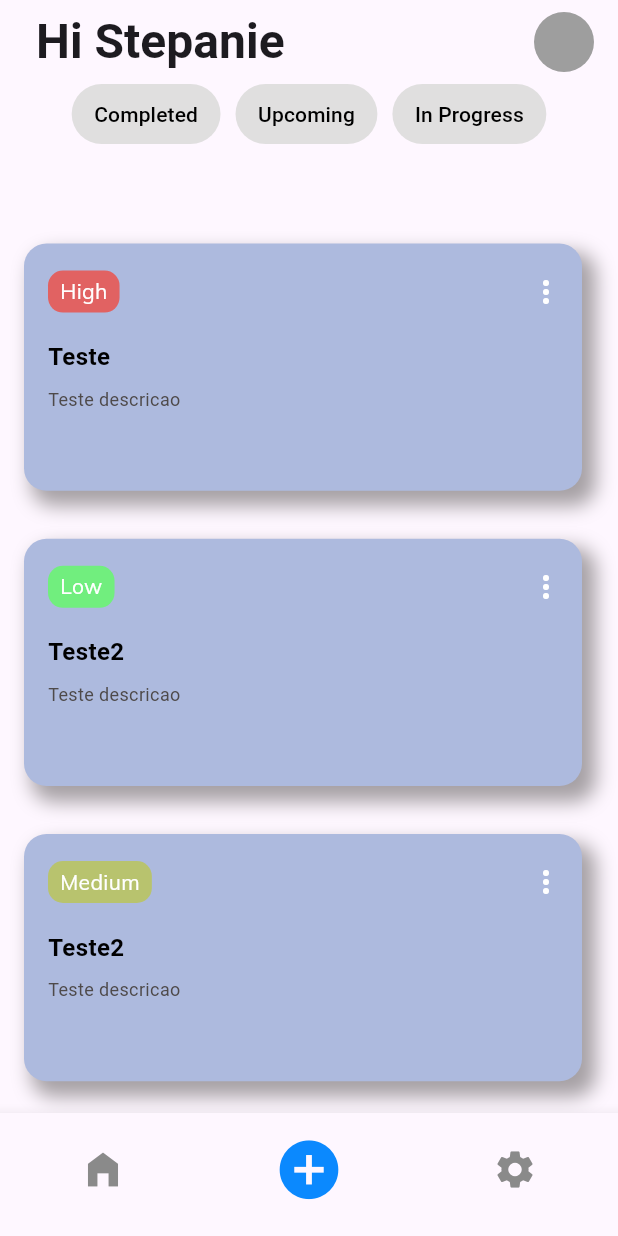
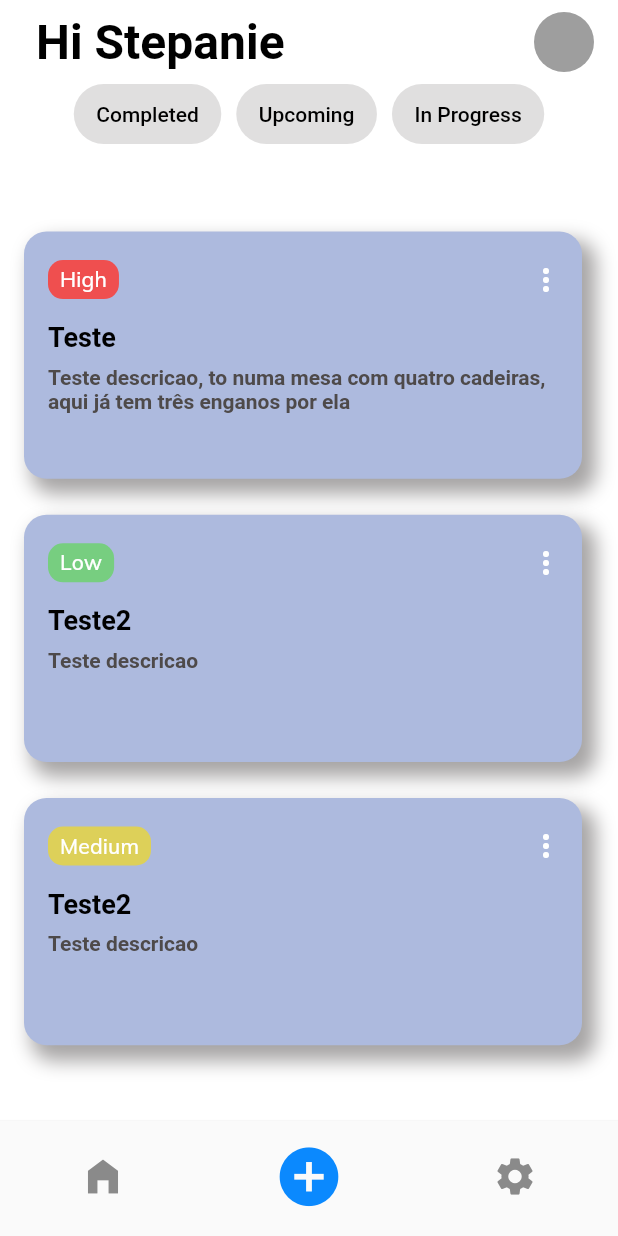
Before and after one commit to Miguelferreira7/task-management-app, a Flutter app: the screen it shows after launch, after a tap on the "more vert" icon, on a phone screen of 412 x 824 dp. Run offline on Flutter 3.47's test engine with Material 2 defaults, Android fonts, the phone set to English and light mode, and no system bars; drawn by our look-alikes of group_button; our stand-ins replace dartz, get_it, isar; accounts and stored records are empty; generated files the repository leaves out were written again; Roboto replaces fonts that are missing (Mulish-Bold, Mulish-ExtraBold, Mulish-Regular).

Commit message:
ThemeData ajustments

```diff
--- a/taks_management_app/lib/core/theme.dart
+++ b/taks_management_app/lib/core/theme.dart
@@ -1,39 +1,65 @@
 import 'package:flutter/material.dart';
 
-const Color lightDefaultBackgroundColor = Colors.white;
-const Color lightDefaultSecundaryColor = Colors.grey;
-const Color lightDefaultContrastColor = Color.fromRGBO(11, 137, 254, 1);
-const Color lightDefaultCardColor = Color.fromRGBO(11, 137, 254, 1);
-
+const Color _lightDefaultBackgroundColor = Colors.white;
+const Color _lightDefaultSecundaryColor = Colors.grey;
+const Color _lightDefaultContrastColor = Color.fromRGBO(11, 137, 254, 1);
+const Color _defaultHomePageCardColor = Color(0xFFADBADE);
 
 class MainTheme {
-
   static final lightTheme = ThemeData(
-    scaffoldBackgroundColor: lightDefaultBackgroundColor,
-    appBarTheme: _lightAppBarTheme(),
-    colorScheme: _lightColorSchemes(),
-    errorColor: Colors.white,
-    floatingActionButtonTheme: const FloatingActionButtonThemeData(
-      backgroundColor: lightDefaultContrastColor
-    )
-  );
+      scaffoldBackgroundColor: _lightDefaultBackgroundColor,
+      appBarTheme: _lightAppBarTheme(),
+      colorScheme: _lightColorSchemes(),
+      textTheme: _lightTextTheme(),
+      buttonTheme: const ButtonThemeData(buttonColor: _lightDefaultContrastColor),
+      floatingActionButtonTheme: const FloatingActionButtonThemeData(
+          backgroundColor: _lightDefaultContrastColor));
 
   static _lightColorSchemes() {
     return const ColorScheme.light(
-      primary: lightDefaultSecundaryColor,
-      secondary: lightDefaultSecundaryColor,
-      tertiary: lightDefaultContrastColor,
-      background: lightDefaultBackgroundColor,
+      primary: _lightDefaultSecundaryColor,
+      secondary: _lightDefaultSecundaryColor,
+      tertiary: _lightDefaultContrastColor,
+      background: _lightDefaultBackgroundColor,
     );
   }
 
   static _lightAppBarTheme() {
     return const AppBarTheme(
         centerTitle: true,
-        titleTextStyle: TextStyle(fontSize: 26, color: Colors.black, fontWeight: FontWeight.w400),
-        backgroundColor: lightDefaultBackgroundColor,
+        titleTextStyle: TextStyle(
+            fontSize: 26, color: Colors.black, fontWeight: FontWeight.w400),
+        backgroundColor: _lightDefaultBackgroundColor,
         elevation: 0,
-        iconTheme: IconThemeData(color: lightDefaultContrastColor),
-        actionsIconTheme: IconThemeData(color: lightDefaultContrastColor));
+        iconTheme: IconThemeData(color: _lightDefaultContrastColor),
+        actionsIconTheme: IconThemeData(color: _lightDefaultContrastColor));
+  }
+
+  static _lightTextTheme() {
+    return const TextTheme(
+      headline1: TextStyle(
+          fontFamily: 'Mulish-ExtraBold',
+          color: Colors.black,
+          fontSize: 32,
+          fontWeight: FontWeight.bold),
+
+      headline2: TextStyle(
+          fontFamily: 'Mulish-Bold',
+          color: Colors.black,
+          fontSize: 18,
+          fontWeight: FontWeight.bold),
+
+      headline3: TextStyle(
+          fontFamily: 'Mulish-Regular',
+          fontSize: 14,
+          color: Color.fromRGBO(78, 74, 74, 1),
+          fontWeight: FontWeight.w600),
+
+      subtitle2: TextStyle(
+          fontFamily: "Mulish",
+          color: Colors.white,
+          fontSize: 14
+      )
+    );
   }
 }
--- a/taks_management_app/lib/layers/presentation/UI/pages/home_page.dart
+++ b/taks_management_app/lib/layers/presentation/UI/pages/home_page.dart
@@ -5,6 +5,7 @@ import 'package:taks_management_app/layers/presentation/controllers/home/home_co
 
 class HomePage extends StatefulWidget {
   const HomePage({super.key});
+  static String ROUTE = "/home-page";
 
   @override
   State<HomePage> createState() => _HomePageState();
@@ -17,16 +18,13 @@ class _HomePageState extends State<HomePage> {
   Widget build(BuildContext context) {
     return Scaffold(
       appBar: AppBar(
+        centerTitle: false,
         title: Container(
             margin: const EdgeInsets.only(left: 8),
-            child: const Text(
+            child: Text(
               "Hi Stepanie",
-              style: TextStyle(
-                  fontFamily: "Mulish-ExtraBold",
-                  fontWeight: FontWeight.bold,
-                  fontSize: 32),
+              style: Theme.of(context).textTheme.headline1,
             )),
-        centerTitle: false,
         actions: [
           Container(
             margin: const EdgeInsets.only(right: 16),
@@ -66,10 +64,10 @@ Widget _buildFilters(BuildContext context) {
           borderRadius: BorderRadius.circular(20),
           unselectedColor: const Color(0xFFE0DFDF),
           unselectedShadow: const [],
+          selectedColor: Theme.of(context).colorScheme.tertiary,
           selectedShadow: const [],
           buttonHeight: 40,
-          textPadding:
-              const EdgeInsets.only(top: 10, bottom: 10, right: 15, left: 15)),
+          textPadding: const EdgeInsets.only(top: 10, bottom: 10, right: 15, left: 15)),
     ),
   );
 }
@@ -89,7 +87,7 @@ Widget _buildListCards(BuildContext context) {
             height: MediaQuery.of(context).size.height * 0.2,
             padding: const EdgeInsets.only(top: 8, bottom: 8, left: 16),
             margin:
-                const EdgeInsets.only(top: 16, bottom: 16, right: 16, left: 8),
+                const EdgeInsets.only(top: 8, bottom: 16, right: 16, left: 8),
             decoration: BoxDecoration(
                 color: const Color(0xFFADBADE),
                 borderRadius: BorderRadius.circular(15),
@@ -119,12 +117,8 @@ Widget _buildListCards(BuildContext context) {
                         padding: const EdgeInsets.only(
                             top: 4, bottom: 4, right: 8, left: 8),
                         child: Text(
-                          _controller.setFirstCharacterToUpperCase(
-                              listBacklogs[index].priority),
-                          style: const TextStyle(
-                              fontFamily: "Mulish",
-                              color: Colors.white,
-                              fontSize: 14),
+                          _controller.setFirstCharacterToUpperCase(listBacklogs[index].priority),
+                          style: Theme.of(context).textTheme.subtitle2,
                         ),
                       ),
                     ),
@@ -140,16 +134,11 @@ Widget _buildListCards(BuildContext context) {
                   ],
                 ),
                 Container(
-                  padding: const EdgeInsets.only(top: 8),
+                  padding: const EdgeInsets.only(top: 4),
                   child: Text(
                     _controller.setFirstCharacterToUpperCase(
                         (listBacklogs[index].title)),
-                    style: const TextStyle(
-                      fontFamily: 'Mulish-Bold',
-                      fontSize: 16,
-                      fontWeight: FontWeight.bold,
-                      color: Colors.black,
-                    ),
+                    style: Theme.of(context).textTheme.headline2,
                   ),
                 ),
                 Container(
@@ -157,12 +146,7 @@ Widget _buildListCards(BuildContext context) {
                   child: Text(
                     _controller.setFirstCharacterToUpperCase(
                         listBacklogs[index].description),
-                    style: const TextStyle(
-                      fontFamily: 'Mulish-Regular',
-                      fontSize: 12,
-                      fontWeight: FontWeight.w400,
-                      color: Color(0xFF4E4A4A),
-                    ),
+                    style: Theme.of(context).textTheme.headline3,
                   ),
                 ),
               ],
@@ -174,6 +158,7 @@ Widget _buildListCards(BuildContext context) {
 
 Widget _buildBottomNavigatorBar(BuildContext context) {
   return BottomNavigationBar(
+    elevation: 1,
       showSelectedLabels: false,
       showUnselectedLabels: false,
       items: const [
--- a/taks_management_app/lib/layers/presentation/controllers/home/home_controller.dart
+++ b/taks_management_app/lib/layers/presentation/controllers/home/home_controller.dart
@@ -20,7 +20,8 @@ class HomePageController {
       title: 'teste',
       priority: 'high',
       id: Isar.autoIncrement,
-      description: 'teste descricao',
+      description: 'teste descricao, '
+          'to numa mesa com quatro cadeiras, aqui já tem três enganos por ela',
       initialData: DateTime.now(),
       finalData: DateTime.now()
    ),
@@ -45,11 +46,11 @@ class HomePageController {
   Color returnColorOfPriority(String priority) {
     String string = priority.toLowerCase().trim();
     if (string.contains('high')) {
-      return const Color(0xFFE16262);
+      return const Color.fromRGBO(239, 79, 79, 1);
     } else if (string.contains('medium')) {
-      return const Color(0xFFB8C36E);
+      return const Color.fromRGBO(221, 208, 89, 1);
     } else {
-      return const Color(0xFF71EE7E);
+      return const Color.fromRGBO(119, 206, 128, 1);
     }
   }
 
--- a/taks_management_app/lib/main.dart
+++ b/taks_management_app/lib/main.dart
@@ -15,7 +15,7 @@ class MyApp extends StatelessWidget {
   Widget build(BuildContext context) {
     return MaterialApp(
       title: 'Flutter Demo',
-      theme: ThemeData(useMaterial3: true),
+      theme: MainTheme.lightTheme,
       debugShowCheckedModeBanner: false,
       home: HomePage(),
     );
```
Also changed, not shown: taks_management_app/lib/layers/presentation/UI/pages/home.dart (deleted, +0 -201 lines), 1 other file.
